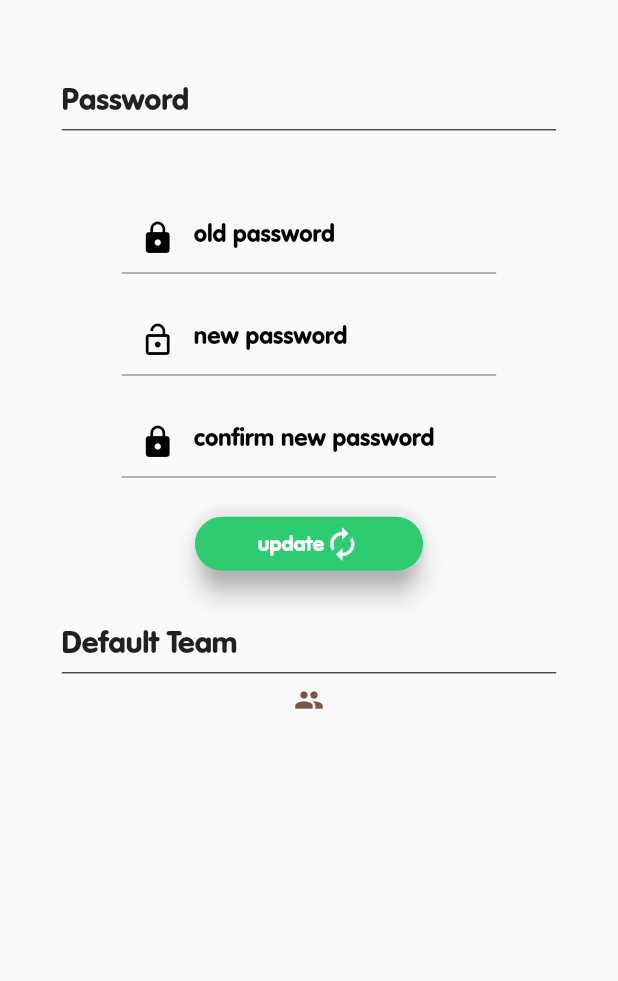
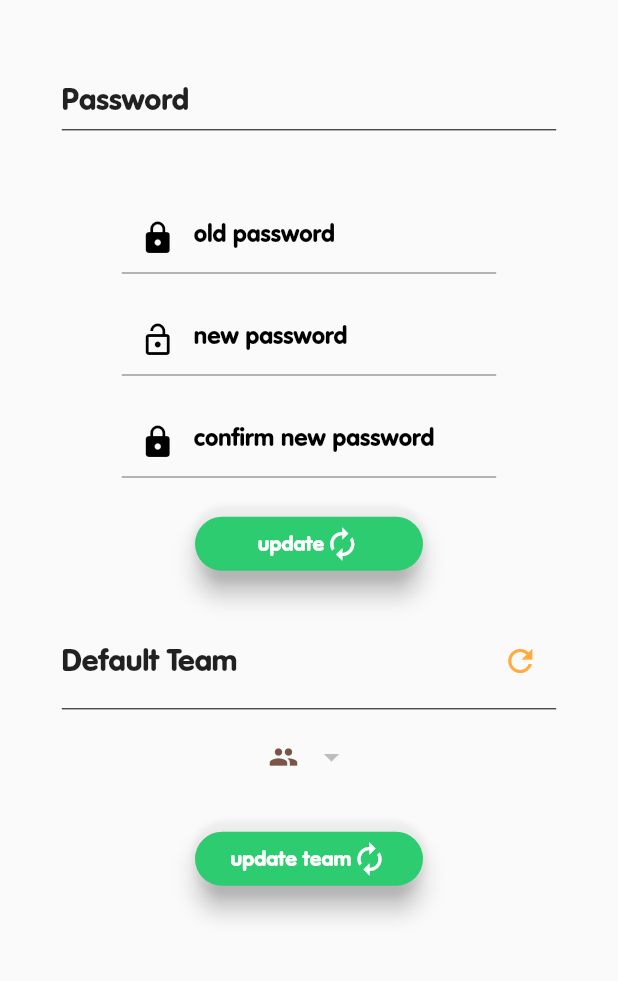
Before and after one commit to fletcher0702/address_manager_mobile_app, a Flutter app: the SettingsScreen screen opened by its route, on a phone screen of 412 x 824 dp, the part 64-1045 px from its top. Run offline on Flutter 3.47's test engine with Material 2 defaults, Android fonts, the phone set to English and light mode, and no system bars; our stand-ins replace datetime_picker_formfield, dio, flutter_colorpicker, flutter_dotenv, flutter_map, flutter_tags and 3 more; missing offline and left inert: flutter_circular_chart, flutter_google_places, geocoder, google_maps_webservice, mongo_dart; accounts and stored records are empty; project files that could hold a hidden picture were left out.

```diff
--- a/lib/controller/user_controller.dart
+++ b/lib/controller/user_controller.dart
@@ -107,6 +107,10 @@ class UserController {
     return jsonDecode(response.body);
   }
 
+  setDefaultTeam(teamUuid){
+    return userService.createDefaultTeamCredentialPreferences(teamUuid);
+  }
+
   getCredentials(){
     return userService.getPreferences();
   }
--- a/lib/screens/setting_panel_screen.dart
+++ b/lib/screens/setting_panel_screen.dart
@@ -27,7 +27,11 @@ class _SettingsScreenState extends State<SettingsScreen> {
 
   // Teams data
   List<dynamic> teams = [];
+  String selectedTeam = '';
+  String _selectedTeamUuid = '';
+  int _selectedTeamIndex = -1;
   bool teamToggle = false;
+  List<DropdownMenuItem<int>> teamsItems;
 
   // Error Message
   String errorMessage = '';
@@ -43,6 +47,7 @@ class _SettingsScreenState extends State<SettingsScreen> {
   loadTeams(){
     teamController.findAll().then((res) {
       teams = res;
+      teamsItems = teamHelper.buildDropDownSelection(teams);
       setState(() {
         teamToggle = true;
       });
@@ -75,6 +80,7 @@ class _SettingsScreenState extends State<SettingsScreen> {
 
       body: Padding(
         padding: EdgeInsets.all(MediaQuery.of(context).size.width*0.1),
+        child: SingleChildScrollView(
           child: Column(
             crossAxisAlignment: CrossAxisAlignment.start,
             children: <Widget>[
@@ -230,21 +236,91 @@ class _SettingsScreenState extends State<SettingsScreen> {
 
               SizedBox(height: 30,),
 
+              Row(
+                mainAxisAlignment: MainAxisAlignment.spaceBetween,
+                children: <Widget>[
                   Text('Default Team', style: TextStyle(
                       fontWeight: FontWeight.bold,
                       fontSize: 20
                   ),),
+                  IconButton(icon: Icon(Icons.refresh,color: Colors.orangeAccent,), onPressed: loadTeams)
+                ],
+              ),
               Divider(color: Colors.black),
 
+              Column(
+                children: <Widget>[
                   Row(
                     mainAxisAlignment: MainAxisAlignment.center,
                     children: <Widget>[
                       Icon(Icons.group, color: Colors.brown,size: 20,),
+                      SizedBox(width: 10,),
+                      DropdownButtonHideUnderline(
+                        child: DropdownButton(
+                          items: teamsItems,
+                          hint: Text(selectedTeam,
+                              style: TextStyle(
+                                color: Colors.black,
+                                fontWeight: FontWeight.bold,
+                              ),
+                              textAlign: TextAlign.center),
+                          onChanged: (value) {
+                            setState(() {
+                            selectedTeam = teams[value]['name'];
+                            _selectedTeamUuid = teams[value]['uuid'];
+                            _selectedTeamIndex= value;
+                            });
+                          },
+                        ),
+                      ),
 
                     ],
-            )
+                  ),
+                  SizedBox(height: 20,),
+                  Material(
+                    elevation: 6,
+                    color: Colors.transparent,
+                    shape: RoundedRectangleBorder(
+                        borderRadius: BorderRadius.only(
+                            topLeft: Radius.circular(20),
+                            topRight: Radius.circular(20),
+                            bottomLeft: Radius.circular(20),
+                            bottomRight: Radius.circular(20))),
+                    child: FlatButton(
+                      onPressed: () async {
+                        Navigator.push(context, MaterialPageRoute(
+                            builder: (context) =>
+                                AddTransition(SUCCESS_UPDATE,ERROR_UPDATE,setDefaultTeamAction,UPDATE_ACTION,loadTeams)));
+                      },
+                      child: Container(
+                        width: 120,
+                        child: Row(
+                          mainAxisAlignment:
+                          MainAxisAlignment.center,
+                          children: <Widget>[
+                            Text(
+                              'update team',
+                              style: TextStyle(
+                                fontWeight: FontWeight.bold,
+                              ),
+                            ),
+                            Icon(Icons.autorenew)
+                          ],
+                        ),
+                      ),
+                      shape: RoundedRectangleBorder(
+                          borderRadius:
+                          BorderRadius.circular(30)),
+                      color: green_custom_color,
+                      textColor: Colors.white,
+                    ),
+                  ),
+                  SizedBox(height: 20,),
+                ],
+              ),
 
             ],
+          ),
         ),
       ),
     );
@@ -266,4 +342,8 @@ class _SettingsScreenState extends State<SettingsScreen> {
     newPasswordController.text = '';
     confirmNewPasswordController.text = '';
   }
+
+  setDefaultTeamAction() async {
+    return userController.setDefaultTeam(_selectedTeamUuid);
   }
+}
--- a/lib/services/user_service.dart
+++ b/lib/services/user_service.dart
@@ -19,21 +19,38 @@ class UserService {
     prefs.setString('email', email);
   }
 
+  createDefaultTeamCredentialPreferences(teamUuid) async {
+    SharedPreferences prefs= await SharedPreferences.getInstance();
+    prefs.setString('teamUuid', teamUuid);
+    Map res ;
+
+    res= {
+      'updated': true
+    };
+
+    return res;
+  }
+
   getJwt() async {
     return await fileHelper.readJwt();
   }
 
   getPreferences() async {
     SharedPreferences prefs= await SharedPreferences.getInstance();
-    Map credentials;
+    Map<String,String> credentials;
 
     if(prefs.getString('uuid')!=null && prefs.getString('jwt')!=null){
 
       credentials = {
         'uuid': prefs.getString('uuid'),
         'jwt': prefs.getString('jwt'),
-        'email': prefs.get('email')
+        'email': prefs.get('email'),
       };
+
+      if(prefs.getString('teamUuid')!=null){
+        String teamUuid = prefs.getString('teamUuid');
+        credentials['teamUuid'] = teamUuid ;
+      }
     }
 
 
```
Also changed, not shown: lib/screens/home_screen.dart (+35 -12 lines). Lines whose indentation alone changed are shown as unchanged.
